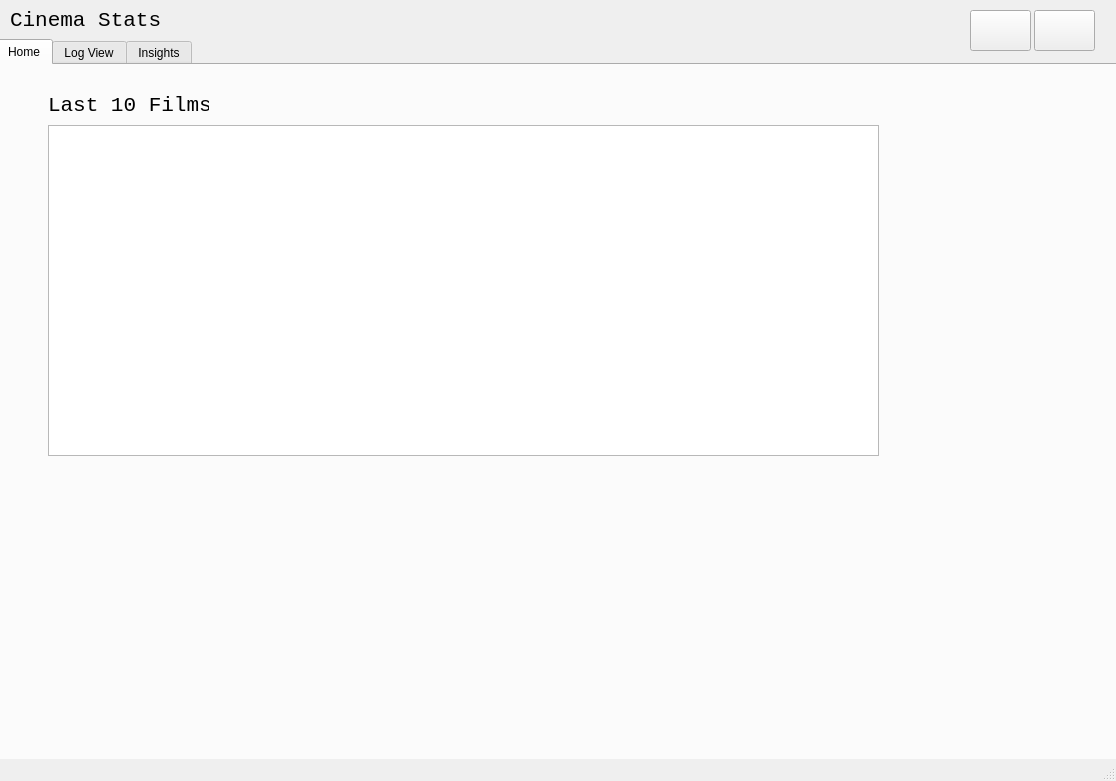
First picture: the form in UI Files/MainWindowV1.ui, repository steinmns/Cinema-Stats, before the edit.
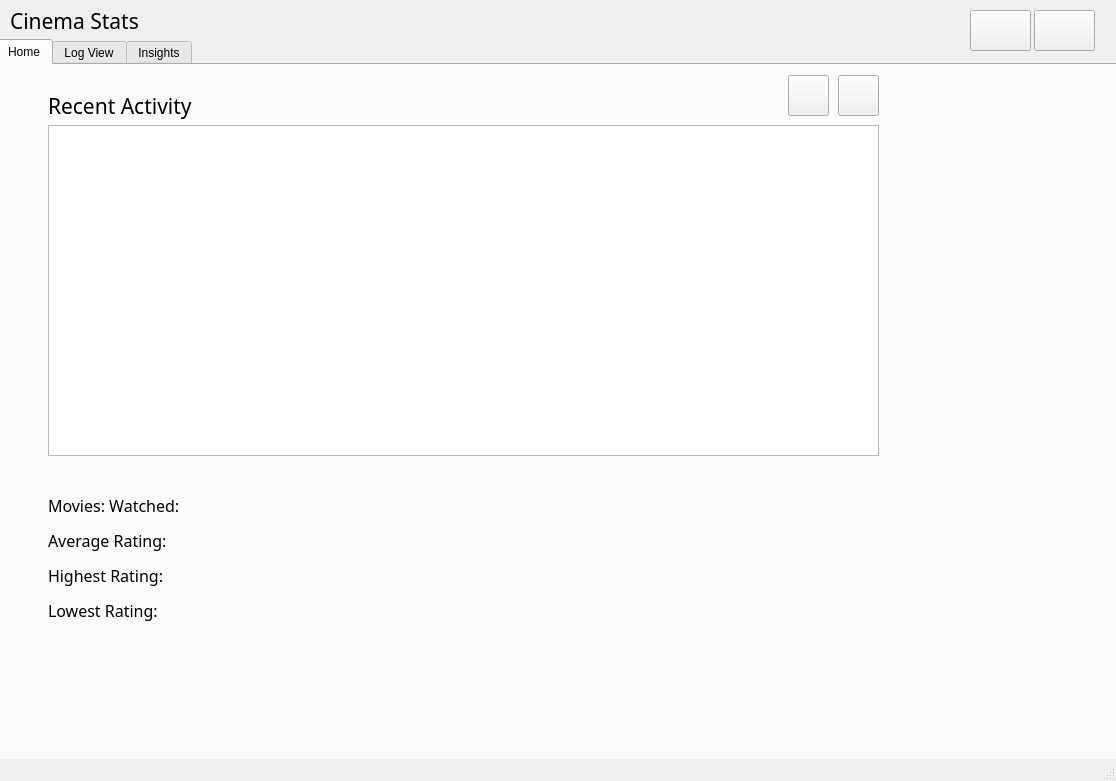
Second picture: the form after the edit. The open tabs and pages were chosen to show the change.

Commit message: Added more stats and edit/delete icons.

What changed in the file:
```diff
--- a/UI Files/MainWindowV1.ui
+++ b/UI Files/MainWindowV1.ui
@@ -35,18 +35,18 @@
        <rect>
         <x>50</x>
         <y>20</y>
-        <width>161</width>
+        <width>191</width>
         <height>41</height>
        </rect>
       </property>
       <property name="font">
        <font>
-        <family>Consolas</family>
+        <family>Mollen Personal Use</family>
         <pointsize>16</pointsize>
        </font>
       </property>
       <property name="text">
-       <string>Last 10 Films</string>
+       <string>Recent Activity</string>
       </property>
      </widget>
      <widget class="QTableWidget" name="LastTenTable">
@@ -74,6 +74,126 @@
        <number>0</number>
       </property>
      </widget>
+     <widget class="QLabel" name="MoviesWatchedLabel">
+      <property name="geometry">
+       <rect>
+        <x>50</x>
+        <y>430</y>
+        <width>171</width>
+        <height>21</height>
+       </rect>
+      </property>
+      <property name="font">
+       <font>
+        <family>Mollen Personal Use</family>
+        <pointsize>12</pointsize>
+       </font>
+      </property>
+      <property name="text">
+       <string>Movies: Watched: </string>
+      </property>
+     </widget>
+     <widget class="QLabel" name="AverageRatingLabel">
+      <property name="geometry">
+       <rect>
+        <x>50</x>
+        <y>460</y>
+        <width>171</width>
+        <height>31</height>
+       </rect>
+      </property>
+      <property name="font">
+       <font>
+        <family>Mollen Personal Use</family>
+        <pointsize>12</pointsize>
+       </font>
+      </property>
+      <property name="text">
+       <string>Average Rating: </string>
+      </property>
+     </widget>
+     <widget class="QLabel" name="HighestRatingLabel">
+      <property name="geometry">
+       <rect>
+        <x>50</x>
+        <y>500</y>
+        <width>171</width>
+        <height>21</height>
+       </rect>
+      </property>
+      <property name="font">
+       <font>
+        <family>Mollen Personal Use</family>
+        <pointsize>12</pointsize>
+       </font>
+      </property>
+      <property name="text">
+       <string>Highest Rating: </string>
+      </property>
+     </widget>
+     <widget class="QLabel" name="HighestRatingLabel_2">
+      <property name="geometry">
+       <rect>
+        <x>50</x>
+        <y>530</y>
+        <width>171</width>
+        <height>31</height>
+       </rect>
+      </property>
+      <property name="font">
+       <font>
+        <family>Mollen Personal Use</family>
+        <pointsize>12</pointsize>
+       </font>
+      </property>
+      <property name="text">
+       <string>Lowest Rating: </string>
+      </property>
+     </widget>
+     <widget class="QPushButton" name="DeleteButton">
+      <property name="geometry">
+       <rect>
+        <x>840</x>
+        <y>10</y>
+        <width>41</width>
+        <height>41</height>
+       </rect>
+      </property>
+      <property name="toolTip">
+       <string>Delete Selected Row</string>
+      </property>
+      <property name="text">
+       <string/>
+      </property>
+      <property name="iconSize">
+       <size>
+        <width>26</width>
+        <height>26</height>
+       </size>
+      </property>
+     </widget>
+     <widget class="QPushButton" name="EditButton">
+      <property name="geometry">
+       <rect>
+        <x>790</x>
+        <y>10</y>
+        <width>41</width>
+        <height>41</height>
+       </rect>
+      </property>
+      <property name="toolTip">
+       <string>Edit Selected Row</string>
+      </property>
+      <property name="text">
+       <string/>
+      </property>
+      <property name="iconSize">
+       <size>
+        <width>26</width>
+        <height>26</height>
+       </size>
+      </property>
+     </widget>
     </widget>
     <widget class="QWidget" name="LogViewTab">
      <attribute name="title">
@@ -261,7 +381,7 @@
     </property>
     <property name="font">
      <font>
-      <family>Consolas</family>
+      <family>Mollen Personal Use</family>
       <pointsize>16</pointsize>
      </font>
     </property>
```
Left out of the diff: 37 changed lines with no effect on the pictures. The commit also changes 2 other files.
